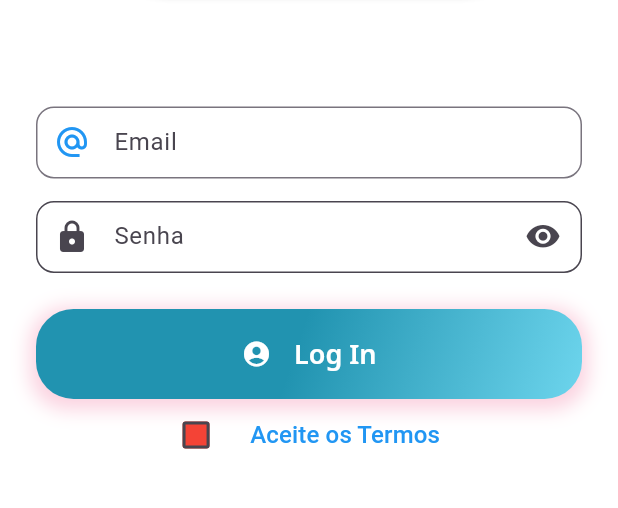
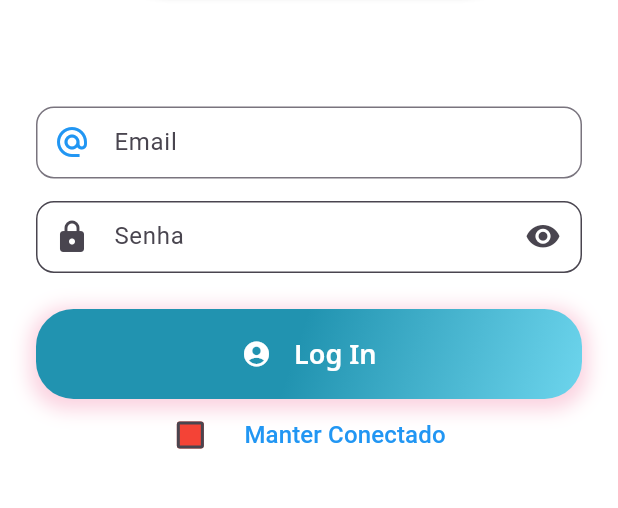
Before and after one commit to MatheusHard/app-agendamento-manicure, a Flutter app: the screen it shows after launch, on a phone screen of 412 x 824 dp, the part 583-1091 px from its top. Run offline on Flutter 3.47's test engine with Material 3 defaults, Android fonts, the light colour scheme and no system bars; our stand-ins replace dio, google_fonts, shared_preferences; missing offline and left inert: flutter_gradient_colors.

Commit message:
Feat: Salvar sessao, ao MAnter COnectado Login

```diff
--- a/lib/ui/api/interfaces/iloginapi.dart
+++ b/lib/ui/api/interfaces/iloginapi.dart
@@ -1,5 +1,5 @@
 import '../../models/login.dart';
 
 abstract class ILoginApi{
-  Future<bool> login(String username, String password);
+  Future<bool> login(String username, String password, bool isChecked);
 }
--- a/lib/ui/pages/login_page.dart
+++ b/lib/ui/pages/login_page.dart
@@ -3,6 +3,8 @@ import 'package:app_agendamento_manicure/ui/pages/utils/core/app_gradients.dart'
 import 'package:app_agendamento_manicure/ui/pages/utils/core/app_text_styles.dart';
 import 'package:app_agendamento_manicure/ui/pages/utils/metods/utils.dart';
 import 'package:flutter/material.dart';
+
+import '../models/user.dart';
 
 
 class LoginPage extends StatefulWidget {
@@ -19,14 +21,35 @@ class _LoginPageState extends State<LoginPage> {
   final GlobalKey<FormState> _formKey = GlobalKey<FormState>();
   late FocusNode _myFocusNode;
   final textFieldFocusNode = FocusNode();
+  TextEditingController _controllerEmail = TextEditingController();
+  TextEditingController _controllerPassword = TextEditingController();
 
   bool obscured = true;
   final _isLoading = ValueNotifier<bool>(false);
 
   @override
   void initState (){
+    carregarUser();
     _myFocusNode = FocusNode();
     super.initState();
+  }
+
+  carregarUser() async {
+    User? user = await Utils.recuperarUser();
+    if(user != null){
+      _email = user.username ?? ""; // agora ok
+      _senha = user.password ?? "";
+      _controllerEmail.text = _email;
+      _controllerPassword.text = _senha;
+    }
+    _loadConectado();
+  }
+  ///Exibir, caso manter conectado ja tenha sido marcado:
+  Future<void> _loadConectado() async {
+    isChecked = await Utils.recuperarManterConectado();
+    setState(() {
+      isChecked;
+    });
   }
 
   @override
@@ -45,10 +68,8 @@ class _LoginPageState extends State<LoginPage> {
       return Colors.red;
     }
 
-
     var width = MediaQuery.of(context).size.width;
     var height = MediaQuery.of(context).size.height;
-
 
     final logo = Hero(
         tag: 'hero',
@@ -77,6 +98,7 @@ class _LoginPageState extends State<LoginPage> {
         ));
 
     final email = TextFormField(
+      controller: _controllerEmail,
       keyboardType: TextInputType.emailAddress,
       autofocus: false,
       onChanged: (value) {
@@ -104,6 +126,7 @@ class _LoginPageState extends State<LoginPage> {
 
     final senha = TextFormField(
       autofocus: false,
+      controller: _controllerPassword,
       obscureText: obscured,
       focusNode: textFieldFocusNode,
       keyboardType: TextInputType.visiblePassword,
@@ -145,14 +168,11 @@ class _LoginPageState extends State<LoginPage> {
     final botao = GestureDetector(
 
       onTap: ()  {
-        if(isChecked){
           if(_formKey.currentState!.validate()) {
             _isLoading.value = !_isLoading.value;
             _logar();
           }
-        }else if(mounted){
-          ///Utils.showDefaultSnackbar(context, "Aceite os termos!!!");
-        }
+
       },
       child:   Container(
 
@@ -198,9 +218,8 @@ class _LoginPageState extends State<LoginPage> {
       ),
     );
 
-    final termosConsentimento = Row(
-
-      mainAxisAlignment: MainAxisAlignment.center,
+    final manterConectado = Row(
+        mainAxisAlignment: MainAxisAlignment.center,
       children: [
         Checkbox(
           checkColor: Colors.white,
@@ -214,22 +233,14 @@ class _LoginPageState extends State<LoginPage> {
         ),
 
         TextButton(
-
           child: const Text(
-
-            'Aceite os Termos',
-
+            'Manter Conectado',
             style: TextStyle(color: Colors.blue, fontSize: 16),
-
           ),
-
           onPressed: () {
-            _dialogAceiteosTermos(context);
-
           },
         )
-      ],
-    );
+      ],);
 
     return Scaffold(
         key: _scaffoldKey,
@@ -248,7 +259,7 @@ class _LoginPageState extends State<LoginPage> {
                 senha,
                 _sizedBox(24.0),
                 botao,
-                termosConsentimento,
+                manterConectado,
               ],
             ),
           ),
@@ -265,7 +276,7 @@ class _LoginPageState extends State<LoginPage> {
   }
   ///Loading Icon and Text:
   void _logar() async {
-   _isLoading.value = await LoginApi(context).login(_email, _senha);
+   _isLoading.value = await LoginApi(context).login(_email, _senha, isChecked);
   }
 
   _sizedBox(double height){
@@ -273,17 +284,8 @@ class _LoginPageState extends State<LoginPage> {
       height: height,
     );
   }
-  _login(String email, String senha){
 
-    return {
-      "email": email,
-      "senha": senha,
-      //"tipoUsuario": TipoUsuario.Aluno.index,
-
-    };
-  }
-
-  Future<void> _dialogAceiteosTermos(BuildContext context) {
+  /**Future<void> _dialogAceiteosTermos(BuildContext context) {
     return showDialog<void>(
       context: context,
       builder: (BuildContext context) {
@@ -333,4 +335,38 @@ class _LoginPageState extends State<LoginPage> {
     );
   }
 
+  final termosConsentimento = Row(
+
+    mainAxisAlignment: MainAxisAlignment.center,
+    children: [
+      Checkbox(
+        checkColor: Colors.white,
+        fillColor: MaterialStateProperty.resolveWith(getColor),
+        value: isChecked,
+        onChanged: (bool? value) {
+          setState(() {
+            isChecked = value!;
+          });
+        },
+      ),
+
+      TextButton(
+
+        child: const Text(
+
+          'Manter Conectado',
+
+          style: TextStyle(color: Colors.blue, fontSize: 16),
+
+        ),
+
+        onPressed: () {
+          _dialogAceiteosTermos(context);
+
+        },
+      )
+    ],
+  );*/
+
+
 }
--- a/lib/ui/pages/utils/metods/utils.dart
+++ b/lib/ui/pages/utils/metods/utils.dart
@@ -2,16 +2,16 @@
 import 'dart:convert';
 import 'dart:io';
 import 'dart:typed_data';
-
-
+import 'package:app_agendamento_manicure/ui/models/user.dart';
 import 'package:flutter/material.dart';
 import 'package:flutter/widgets.dart';
+import 'package:intl/date_symbol_data_file.dart';
+import 'package:intl/intl.dart';
 import 'package:shared_preferences/shared_preferences.dart';
-
-
 
   class Utils {
 
+  static const String _boolKey = 'isLoggedIn';
   ///Servidor
   static String URL_WEB_SERVICE = "http://192.99.158.20:80/api/";
   ///Local
@@ -122,19 +122,6 @@ import 'package:shared_preferences/shared_preferences.dart';
     ];
 
   }
-  /*static saveSession(String key, value) async {
-    final prefs = await SharedPreferences.getInstance();
-    prefs.setString(key, json.encode(value));
-  }
-  static readSession(String? key) async {
-    var prefs = await SharedPreferences.getInstance();
-    var chave = prefs.getString(key!);
-    return json.decode(chave!);
-  }
-  static removeSession(String key) async {
-    final prefs = await SharedPreferences.getInstance();
-    prefs.remove(key);
-  }*/
 
   static bool invalidEmail(String? value) {
     String pattern =
@@ -184,6 +171,38 @@ import 'package:shared_preferences/shared_preferences.dart';
     final prefs = await SharedPreferences.getInstance();
     return prefs.getString('token');
   }
+  ///Salvar User
+  static Future<void> salvarUser(User user) async {
+    final prefs = await SharedPreferences.getInstance();
+    String userJson = jsonEncode(user.toJson());
+    await prefs.setString('user', userJson);
+  }
+  //Salvar manter Conectado
+  static Future<void> salvarManterConectado(bool valor) async {
+    final prefs = await SharedPreferences.getInstance();
+    await prefs.setBool(_boolKey, valor);
+  }
+
+  //Ler manter Conectado
+  static Future<bool> recuperarManterConectado() async {
+    final prefs = await SharedPreferences.getInstance();
+    return prefs.getBool(_boolKey) ?? false; // false como default
+  }
+  ///Recuperar User
+  static Future<User?> recuperarUser() async {
+    final prefs = await SharedPreferences.getInstance();
+    String? userJson = prefs.getString('user');
+
+    if (userJson != null) {
+      Map<String, dynamic> userMap = jsonDecode(userJson);
+      return User.fromJson(userMap);
+    }
+    return null;
+  }
+  static Future<void> removerUser() async {
+    final prefs = await SharedPreferences.getInstance();
+    await prefs.remove('user');
+  }
 
    static Future<bool> isConnected() async {
 
@@ -212,7 +231,7 @@ import 'package:shared_preferences/shared_preferences.dart';
     }*/
     /***************DataHora***************/
 
- /* static DateTime getDataHora(){
+  static DateTime getDataHora(){
   return DateTime.now();
   }
   static String getDataHoraDotNet(){
@@ -224,19 +243,20 @@ import 'package:shared_preferences/shared_preferences.dart';
     return DateTime.tryParse(dataHora);
   }
   static String formatarData(String data, bool small){
-    var formater;
 
-    initializeDateFormatting("pt_BR");
-    if(small){
-      formater = DateFormat("dd/MM/y");
-    }else{
-      formater = DateFormat("dd/MM/y H:m");
-    }
-    DateTime dataConvertida =  DateTime.parse(data);
-    String date = formater.format(dataConvertida);
+    final DateTime dt = DateTime.parse(data);
 
-    return date;
-  }*/
+    final String dia = dt.day.toString().padLeft(2, '0');
+    final String mes = dt.month.toString().padLeft(2, '0');
+    final String ano = dt.year.toString();
+    final String hora = dt.hour.toString().padLeft(2, '0');
+    final String minuto = dt.minute.toString().padLeft(2, '0');
+
+    return small
+        ? "$dia/$mes/$ano"
+        : "$dia/$mes/$ano $hora:$minuto";
+
+  }
   /**************Mostrar Texto**************/
   static void showDefaultSnackbar(BuildContext context, String texto){
   //Scaffold.of(context).showSnackBar(
--- a/lib/ui/pages/widgets/card_agendamento.dart
+++ b/lib/ui/pages/widgets/card_agendamento.dart
@@ -1,5 +1,7 @@
 
 import 'package:flutter/material.dart';
+
+import '../utils/metods/utils.dart';
 
 class CardAgendamento extends StatelessWidget {
   final String title;
@@ -22,7 +24,7 @@ class CardAgendamento extends StatelessWidget {
       child: ListTile(
         onTap: onTap, // Ação de clique
         title: Text(title),
-        subtitle: Text(subtitle),
+        subtitle: Text(Utils.formatarData(subtitle, false)),
         leading: const CircleAvatar(
           backgroundImage: NetworkImage(
             "https://images.unsplash.com/photo-1547721064-da6cfb341d50",
--- a/pubspec.yaml
+++ b/pubspec.yaml
@@ -38,6 +38,7 @@ dependencies:
   flutter_gradient_colors: ^2.1.1
   dio: ^5.8.0+1
   shared_preferences: ^2.5.3
+  intl: ^0.20.2
 
 dev_dependencies:
   flutter_test:
```
Also changed, not shown: lib/ui/api/loginapi.dart (+11 -2 lines), lib/ui/models/user.dart (+7 -7 lines), lib/ui/pages/home_page.dart (+1 -7 lines), pubspec.lock.
